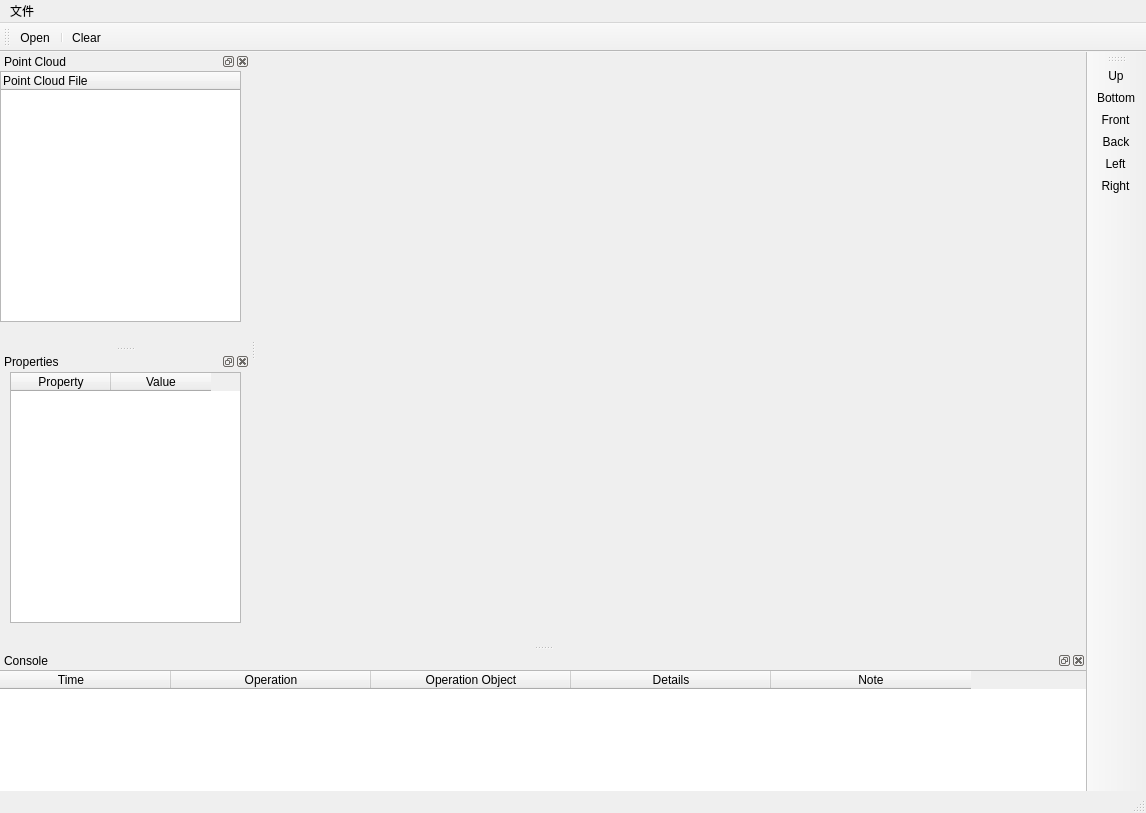
Qt form mainwindow.ui (joeaaron/Learning3D) before a commit.
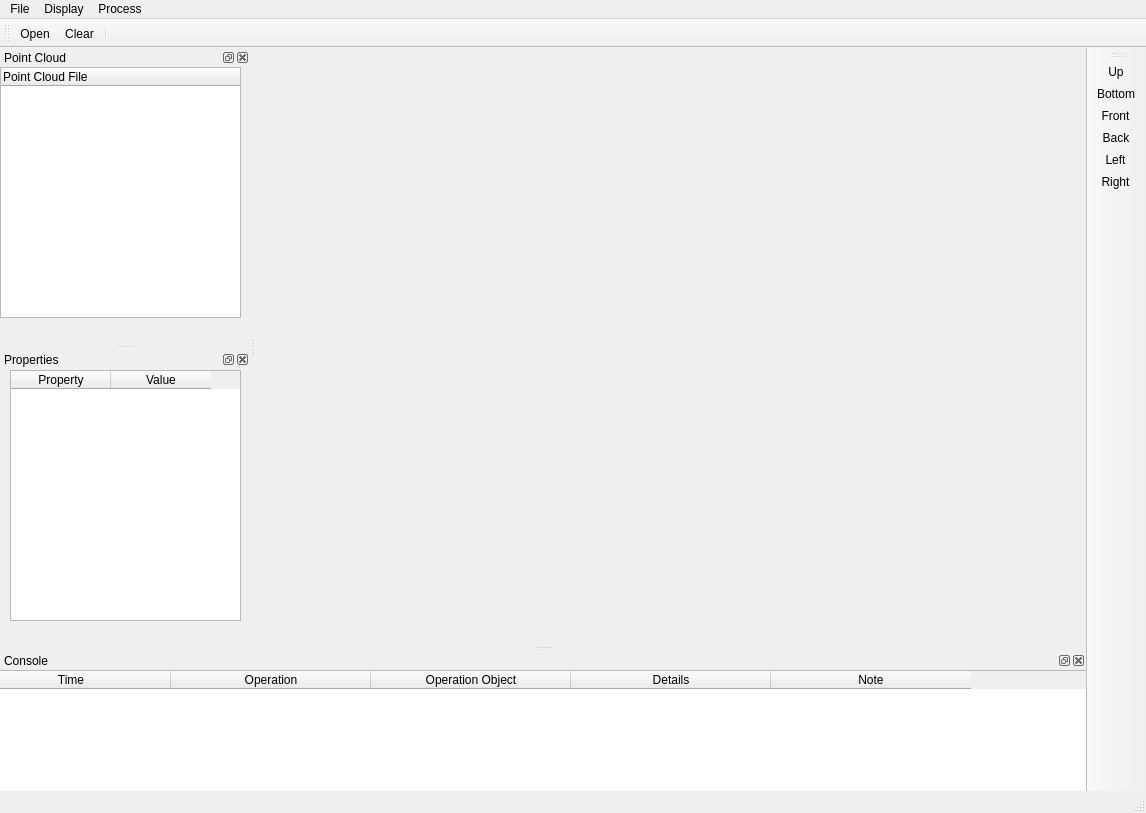
The same form after that commit. Icons and pictures are not drawn. Custom widgets are drawn as their Qt base class.

```diff
--- a/mainwindow.ui
+++ b/mainwindow.ui
@@ -36,11 +36,26 @@
    </property>
    <widget class="QMenu" name="menu">
     <property name="title">
-     <string>文件</string>
+     <string>File</string>
     </property>
     <addaction name="actionOpen"/>
+    <addaction name="actionClear"/>
+    <addaction name="actionSave"/>
+    <addaction name="actionExit"/>
+   </widget>
+   <widget class="QMenu" name="menuDisplay">
+    <property name="title">
+     <string>Display</string>
+    </property>
+   </widget>
+   <widget class="QMenu" name="menuProcess">
+    <property name="title">
+     <string>Process</string>
+    </property>
    </widget>
    <addaction name="menu"/>
+   <addaction name="menuDisplay"/>
+   <addaction name="menuProcess"/>
   </widget>
   <widget class="QStatusBar" name="statusBar"/>
   <widget class="QToolBar" name="toolBar">
@@ -54,8 +69,8 @@
     <bool>false</bool>
    </attribute>
    <addaction name="actionOpen"/>
-   <addaction name="separator"/>
    <addaction name="actionClear"/>
+   <addaction name="separator"/>
   </widget>
   <widget class="QToolBar" name="toolBar_2">
    <property name="windowTitle">
```
Left out of the diff: 24 changed lines with no effect on the pictures.
